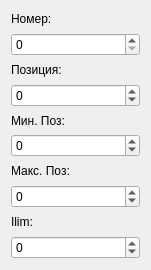
AlexanderMokhov/AR-600Controller, file DriverControllerWidget.ui: the form before one commit.
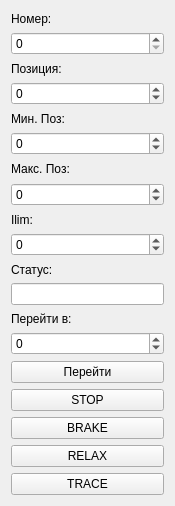
The form after the commit.

```diff
--- a/DriverControllerWidget.ui
+++ b/DriverControllerWidget.ui
@@ -6,8 +6,8 @@
    <rect>
     <x>0</x>
     <y>0</y>
-    <width>151</width>
-    <height>270</height>
+    <width>175</width>
+    <height>506</height>
    </rect>
   </property>
   <property name="windowTitle">
@@ -91,6 +91,76 @@
        </property>
        <property name="maximum">
         <number>100000</number>
+       </property>
+      </widget>
+     </item>
+     <item>
+      <widget class="QLabel" name="label_6">
+       <property name="text">
+        <string>Статус:</string>
+       </property>
+      </widget>
+     </item>
+     <item>
+      <widget class="QLineEdit" name="lineStatus">
+       <property name="readOnly">
+        <bool>true</bool>
+       </property>
+      </widget>
+     </item>
+     <item>
+      <widget class="QLabel" name="label_7">
+       <property name="text">
+        <string>Перейти в:</string>
+       </property>
+      </widget>
+     </item>
+     <item>
+      <widget class="QSpinBox" name="spinPosSet">
+       <property name="minimum">
+        <number>-100000</number>
+       </property>
+       <property name="maximum">
+        <number>100000</number>
+       </property>
+      </widget>
+     </item>
+     <item>
+      <widget class="QPushButton" name="ButtonPosSet">
+       <property name="text">
+        <string>Перейти</string>
+       </property>
+      </widget>
+     </item>
+    </layout>
+   </item>
+   <item row="1" column="0">
+    <layout class="QVBoxLayout" name="verticalLayout_2">
+     <item>
+      <widget class="QPushButton" name="ButtonSTOP">
+       <property name="text">
+        <string>STOP</string>
+       </property>
+      </widget>
+     </item>
+     <item>
+      <widget class="QPushButton" name="ButtonBRAKE">
+       <property name="text">
+        <string>BRAKE</string>
+       </property>
+      </widget>
+     </item>
+     <item>
+      <widget class="QPushButton" name="ButtonRELAX">
+       <property name="text">
+        <string>RELAX</string>
+       </property>
+      </widget>
+     </item>
+     <item>
+      <widget class="QPushButton" name="ButtonTRACE">
+       <property name="text">
+        <string>TRACE</string>
        </property>
       </widget>
      </item>
```
